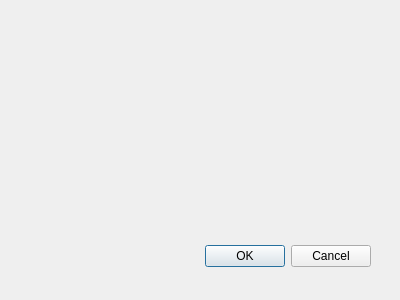
First picture: the form in raster_cutter_dialog_base.ui, repository geometalab/qgis-raster-cutter, before the edit.
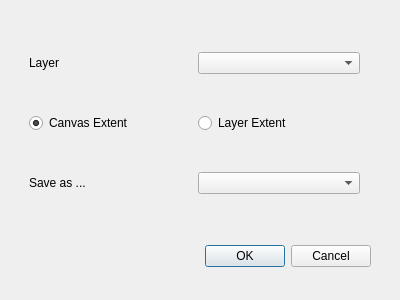
Second picture: the form after the edit.

Diff of the .ui file:
```diff
--- a/raster_cutter_dialog_base.ui
+++ b/raster_cutter_dialog_base.ui
@@ -28,6 +28,67 @@
     <set>QDialogButtonBox::Cancel|QDialogButtonBox::Ok</set>
    </property>
   </widget>
+  <widget class="QWidget" name="verticalLayoutWidget">
+   <property name="geometry">
+    <rect>
+     <x>29</x>
+     <y>19</y>
+     <width>331</width>
+     <height>211</height>
+    </rect>
+   </property>
+   <layout class="QVBoxLayout" name="verticalLayout">
+    <item>
+     <layout class="QHBoxLayout" name="horizontalLayout">
+      <item>
+       <widget class="QLabel" name="label">
+        <property name="text">
+         <string>Layer</string>
+        </property>
+       </widget>
+      </item>
+      <item>
+       <widget class="QComboBox" name="comboBox"/>
+      </item>
+     </layout>
+    </item>
+    <item>
+     <layout class="QHBoxLayout" name="horizontalLayout_3">
+      <item>
+       <widget class="QRadioButton" name="radioButton_2">
+        <property name="text">
+         <string>Canvas Extent</string>
+        </property>
+        <property name="checked">
+         <bool>true</bool>
+        </property>
+       </widget>
+      </item>
+      <item>
+       <widget class="QRadioButton" name="radioButton">
+        <property name="text">
+         <string>Layer Extent</string>
+        </property>
+       </widget>
+      </item>
+     </layout>
+    </item>
+    <item>
+     <layout class="QHBoxLayout" name="horizontalLayout_2">
+      <item>
+       <widget class="QLabel" name="label_2">
+        <property name="text">
+         <string>Save as ...</string>
+        </property>
+       </widget>
+      </item>
+      <item>
+       <widget class="QComboBox" name="comboBox_2"/>
+      </item>
+     </layout>
+    </item>
+   </layout>
+  </widget>
  </widget>
  <resources/>
  <connections>
```
Left out of the diff: 41 changed lines with no effect on the pictures.
